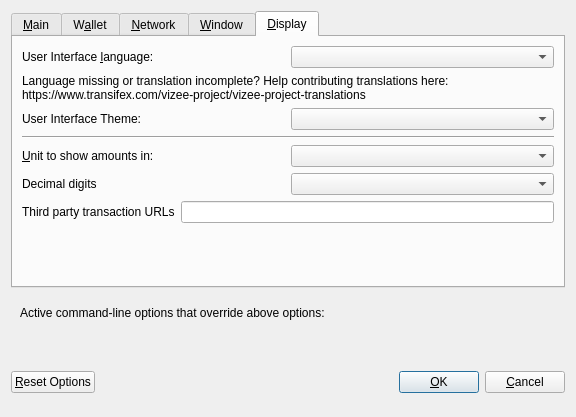
This is src/qt/forms/optionsdialog.ui in wtomtom/projetcizee as Qt 5 draws it before an edit. The edited form follows.
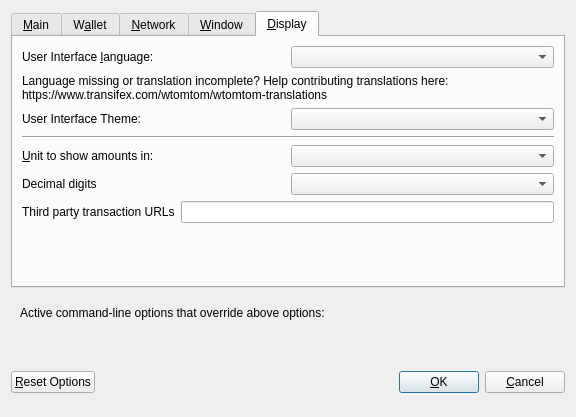
This is the edited form. The open tabs and pages were chosen to show the change. Custom widgets are drawn as their Qt base class.

Patch:
```diff
--- a/src/qt/forms/optionsdialog.ui
+++ b/src/qt/forms/optionsdialog.ui
@@ -476,7 +476,7 @@
          </property>
          <property name="text">
           <string>Language missing or translation incomplete? Help contributing translations here:
-https://www.transifex.com/vizee-project/vizee-project-translations</string>
+https://www.transifex.com/wtomtom/wtomtom-translations</string>
          </property>
          <property name="wordWrap">
           <bool>true</bool>
```
